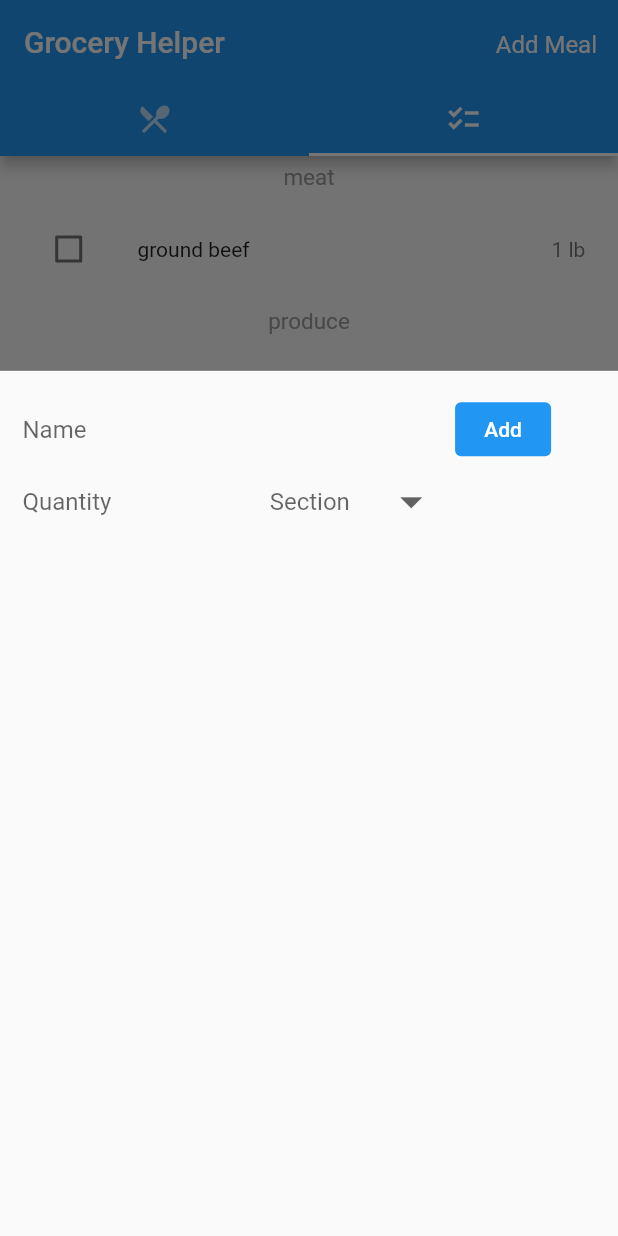
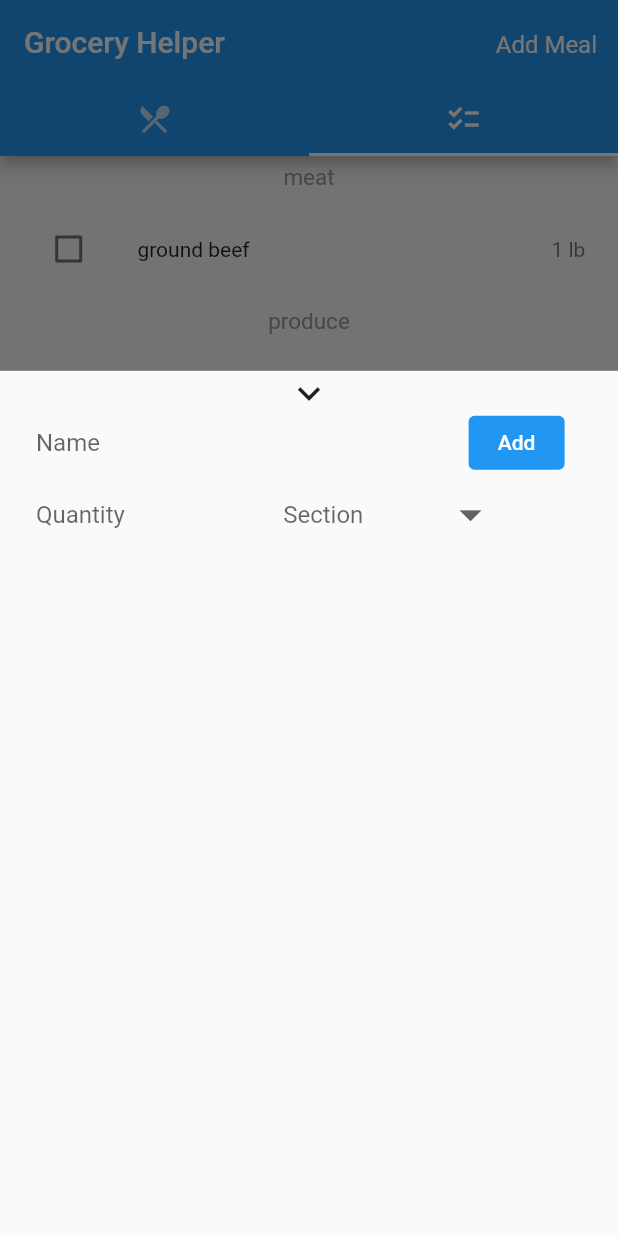
Before and after one commit to Bkohler93/Grocery_Helper, a Flutter app: the screen it shows after launch, tab 2 chosen, after a tap on the "add" icon, on a phone screen of 412 x 824 dp. Run offline on Flutter 3.47's test engine with Material 2 defaults, Android fonts, the phone set to English and light mode, and no system bars; our stand-ins replace bloc, confetti, equatable, flutter_bloc, sqflite; missing offline and left inert: fraction; accounts and stored records are empty.

```diff
--- /dev/null
+++ b/lib/business_logic/notifiers/section_notifier.dart
@@ -0,0 +1,96 @@
+import 'dart:collection';
+
+import 'package:flutter/material.dart';
+import 'package:grocery_helper_app/data/models/section.dart';
+import 'package:grocery_helper_app/data/repositories/section/section_repository.dart';
+
+enum SectionNotifierState {
+  initialized,
+  loading,
+  errorReordering,
+  errorDeleting,
+  addSectionError,
+  editError,
+}
+
+class SectionNotifier extends ChangeNotifier {
+  final SectionRepository _sectionRepository;
+  late final List<Section> _sections;
+  late SectionNotifierState state;
+
+  SectionNotifier({
+    required SectionRepository sectionRepository,
+    required BuildContext context,
+  }) : _sectionRepository = sectionRepository {
+    state = SectionNotifierState.loading;
+    _sections = [];
+    notifyListeners();
+
+    var initFuture = init(context);
+    initFuture.then((voidValue) {
+      state = SectionNotifierState.initialized;
+
+      notifyListeners();
+    });
+  }
+
+  Future<void> init(BuildContext context) async {
+    var loadedSections = await _sectionRepository.getSections();
+
+    _sections.addAll(loadedSections);
+  }
+
+  UnmodifiableListView<Section> get sections => UnmodifiableListView(_sections);
+
+  void updateSectionOrder(int oldIndex, int newIndex) {
+    int tmp = _sections[oldIndex].priority!;
+    _sections[oldIndex].setPriority(_sections[newIndex].priority!);
+    _sections[newIndex].setPriority(tmp);
+
+    _sections.sort((a, b) => a.priority!.compareTo(b.priority!));
+
+    notifyListeners();
+
+    _sectionRepository.reorderSections(_sections).then((voidValue) {}, onError: (error) {
+      state = SectionNotifierState.errorReordering;
+      notifyListeners();
+    });
+  }
+
+  void removeSection(int index) {
+    Section removed = _sections.removeAt(index);
+
+    notifyListeners();
+
+    _sectionRepository.deleteSection(removed).then((voidValue) {}, onError: (error) {
+      state = SectionNotifierState.errorDeleting;
+      notifyListeners();
+    });
+  }
+
+  void addSection(String name) {
+    var newSection = Section(name: name, priority: _sections.last.priority! + 1);
+
+    _sections.add(newSection);
+
+    notifyListeners();
+
+    _sectionRepository.addSection(name).then((id) {
+      if (id == -1) {
+        state = SectionNotifierState.addSectionError;
+        notifyListeners();
+      }
+    });
+  }
+
+  void editSection(String name, int index) {
+    _sections[index].setname(name);
+
+    notifyListeners();
+
+    _sectionRepository.editSection(_sections[index]).then((voidValue) {}, onError: (err) {
+      state = SectionNotifierState.editError;
+      notifyListeners();
+    });
+  }
+}
--- a/lib/data/db_provider.dart
+++ b/lib/data/db_provider.dart
@@ -1,6 +1,7 @@
 import 'package:fraction/fraction.dart';
 import 'package:grocery_helper_app/data/models/grocery_item.dart';
 import 'package:grocery_helper_app/data/models/meal.dart';
+import 'package:grocery_helper_app/data/models/section.dart';
 import 'package:path/path.dart';
 import 'package:sqflite/sqflite.dart' as sql;
 import 'dart:async';
@@ -9,25 +10,35 @@ import 'dart:async';
 class SQLHelper {
   static Future<void> createTables(sql.Database db) async {
     await db.execute("""CREATE TABLE sections(
-      id INTEGER PRIMARY KEY AUTOINCREMENT NOT NULL,
-      priority INTEGER AUTOINCREMENT NOT NULL,
+      priority INTEGER,
       name TEXT NOT NULL UNIQUE
     )""");
+    await db.execute("""
+    CREATE TRIGGER auto_increment_trigger
+    AFTER INSERT ON sections
+    WHEN new.priority IS NULL
+    BEGIN
+        UPDATE sections
+        SET priority = (SELECT IFNULL(MAX(priority), 0) + 1 FROM sections)
+        WHERE rowid = new.rowid;
+    END;
+    fdsafdsfsda
+    """);
     await db.execute("""CREATE TABLE meals(
-      id INTEGER PRIMARY KEY AUTOINCREMENT NOT NULL,
+      id INTEGER PRIMARY KEY  NOT NULL,
       name TEXT NOT NULL UNIQUE,
       checked INTEGER NOT NULL
       )
       """);
     await db.execute("""CREATE TABLE ingredients(
-        id INTEGER PRIMARY KEY AUTOINCREMENT NOT NULL,
+        id INTEGER PRIMARY KEY  NOT NULL,
         name TEXT NOT NULL UNIQUE,
         category TEXT
       )
       """);
     await db.execute("""
       CREATE TABLE meal_ingredients(
-        id INTEGER PRIMARY KEY AUTOINCREMENT NOT NULL,
+        id INTEGER PRIMARY KEY  NOT NULL,
         meal_id INTEGER NOT NULL,
         ingredient_id INTEGER NOT NULL,
         qty TEXT,
@@ -39,7 +50,7 @@ class SQLHelper {
       )""");
     await db.execute("""
       CREATE TABLE shopping_list(
-        id INTEGER PRIMARY KEY AUTOINCREMENT NOT NULL,
+        id INTEGER PRIMARY KEY  NOT NULL,
         name TEXT NOT NULL,
         category TEXT NOT NULL,
         checked INTEGER NOT NULL,
@@ -51,7 +62,7 @@ class SQLHelper {
 
   static Future<void> fillTables(sql.Database db) async {
     await db.execute("""
-      INSERT INTO sections(name) VALUES ("")
+      INSERT INTO sections(name) VALUES ("produce"), ("personal"), ("snacks"), ("candy"),("condiments"), ("canned"), ("grains"), ("pasta"), ("asian"), ("seasoning"), ("baking"), ("breakfast"), ("bulk"), ("deli"), ("meat"), ("beer"), ("dairy"), ("cold beverages"), ("frozen"), ("household"), ("mexican"), ("chips"), ("soda"), ("bakery"), ("wine"), ("bread"), ("other")
     """);
     await db.execute("""
       INSERT INTO meals(name, checked)
@@ -86,7 +97,7 @@ class SQLHelper {
 
   //retrieve database
   static Future<sql.Database> db() async {
-    //!sql.databaseFactory.deleteDatabase(join(await sql.getDatabasesPath(), 'grocery.db'));
+    //sql.databaseFactory.deleteDatabase(join(await sql.getDatabasesPath(), 'grocery.db'));
     return sql.openDatabase(join(await sql.getDatabasesPath(), 'grocery.db'), version: 1,
         onCreate: (sql.Database database, int version) async {
       await createTables(database);
@@ -347,4 +358,43 @@ class SQLHelper {
 
     await insertMeal(meal.name, items);
   }
+
+  static Future<int> insertSection(String name) async {
+    final db = await SQLHelper.db();
+
+    Section section = Section(name: name);
+
+    return await db.insert('sections', section.toMap(),
+        conflictAlgorithm: sql.ConflictAlgorithm.abort);
+  }
+
+  static Future<void> reorderSections(List<Section> sections) async {
+    final db = await SQLHelper.db();
+
+    var batch = db.batch();
+    for (var section in sections) {
+      await db.update('sections', section.toMap(), where: 'rowid = ?', whereArgs: [section.id]);
+    }
+    await batch.commit(noResult: true);
+  }
+
+  static Future<List<Section>> getSections() async {
+    final db = await SQLHelper.db();
+
+    var data =
+        await db.query('sections', columns: ['rowid', 'name', 'priority'], orderBy: 'priority');
+    return [for (var datum in data) Section.fromMap(datum)];
+  }
+
+  static Future<void> deleteSection(Section section) async {
+    final db = await SQLHelper.db();
+
+    await db.delete('sections', where: 'rowid = ?', whereArgs: [section.id]);
+  }
+
+  static Future<void> updateSection(Section section) async {
+    final db = await SQLHelper.db();
+
+    await db.update('sections', section.toMap(), where: 'rowid = ?', whereArgs: [section.id]);
+  }
 }
--- a/lib/data/models/section.dart
+++ b/lib/data/models/section.dart
@@ -1,17 +1,25 @@
 class Section {
-  final String name;
-  final int? priority;
+  String name;
+  int? priority;
   final int? id;
 
   static final columns = ["id", "name"];
 
   Section({required this.name, this.id, this.priority});
 
+  setPriority(int _priority) {
+    priority = _priority;
+  }
+
+  setname(String _name) {
+    name = _name;
+  }
+
   Map<String, dynamic> toMap() {
     Map<String, dynamic> map = {"name": name};
 
     if (id != null) {
-      map["id"] = id;
+      map["rowid"] = id;
     }
 
     if (priority != null) {
@@ -22,6 +30,6 @@ class Section {
   }
 
   static fromMap(Map map) {
-    return Section(name: map["name"], id: map["id"], priority: map['priority']);
+    return Section(name: map["name"], id: map["rowid"], priority: map['priority']);
   }
 }
--- a/lib/presentation/widgets/add_ingredient_modal.dart
+++ b/lib/presentation/widgets/add_ingredient_modal.dart
@@ -50,19 +50,13 @@ class _AddIngredientModalState extends State<AddIngredientModal> {
 
   @override
   Widget build(BuildContext context) {
-    return Center(
+    return Stack(alignment: Alignment.center, children: <Widget>[
+      Center(
         child: Padding(
-        padding: const EdgeInsets.all(15.0),
-        child: Row(crossAxisAlignment: CrossAxisAlignment.start, children: [
-          Column(crossAxisAlignment: CrossAxisAlignment.start, children: [
+          padding: const EdgeInsets.all(24.0),
+          child: Column(children: [
+            Row(children: [
               const IngredientNameField(),
-            Row(
-              children: const [
-                IngredientQtyField(),
-                CategoryDropdown(),
-              ],
-            ),
-          ]),
               TextButton(
                   style: ButtonStyle(
                     foregroundColor: MaterialStateProperty.all<Color>(Colors.white),
@@ -74,9 +68,23 @@ class _AddIngredientModalState extends State<AddIngredientModal> {
                     ingredientQtyController.clear();
                     ingredientNameFocusNode.requestFocus();
                   },
-              child: const Text('Add'))
+                  child: const Text('Add')),
+            ]),
+            Row(
+              children: const [
+                IngredientQtyField(),
+                CategoryDropdownWidget(),
+              ],
+            ),
           ]),
         ),
-    );
+      ),
+      const Positioned(
+          child: Icon(
+            Icons.keyboard_arrow_down_outlined,
+            size: 30,
+          ),
+          top: 0)
+    ]);
   }
 }
--- a/lib/presentation/widgets/ingredient_category_dropdown.dart
+++ b/lib/presentation/widgets/ingredient_category_dropdown.dart
@@ -2,6 +2,22 @@ import 'package:flutter/material.dart';
 import 'package:flutter_bloc/flutter_bloc.dart';
 import 'package:grocery_helper_app/business_logic/blocs/add_meal_bloc/add_meal_bloc.dart';
 import 'package:grocery_helper_app/business_logic/cubits/ingredient_cubit/add_ingredient_cubit.dart';
+import 'package:grocery_helper_app/business_logic/notifiers/section_notifier.dart';
+import 'package:grocery_helper_app/data/models/section.dart';
+import 'package:grocery_helper_app/data/repositories/section/section_repository.dart';
+import 'package:provider/provider.dart';
+
+class CategoryDropdownWidget extends StatelessWidget {
+  const CategoryDropdownWidget({Key? key}) : super(key: key);
+
+  @override
+  Widget build(BuildContext context) {
+    return ChangeNotifierProvider(
+        create: (context) =>
+            SectionNotifier(context: context, sectionRepository: SectionRepository()),
+        child: const CategoryDropdown());
+  }
+}
 
 class CategoryDropdown extends StatefulWidget {
   const CategoryDropdown({Key? key}) : super(key: key);
@@ -29,7 +45,9 @@ class _CategoryDropdownState extends State<CategoryDropdown> {
           ));
         }
       },
-      child: DropdownButton<String>(
+      child: Consumer<SectionNotifier>(
+        builder: (context, sections, child) {
+          return DropdownButton<String>(
             value: dropdownValue,
             hint: const Text("Section"),
             iconSize: 35,
@@ -44,27 +62,14 @@ class _CategoryDropdownState extends State<CategoryDropdown> {
                 dropdownValue = newValue;
               });
             },
-        items: <String>[
-          'Produce',
-          'Meat',
-          'Deli',
-          'Dairy',
-          'Bread',
-          'Bulk',
-          'Asian',
-          'Mexican',
-          'Canned',
-          'Personal',
-          'Baking',
-          'Frozen',
-          'Household',
-          'Other'
-        ].map<DropdownMenuItem<String>>((String value) {
+            items: sections.sections.map<DropdownMenuItem<String>>((Section value) {
               return DropdownMenuItem<String>(
-            value: value,
-            child: Text(value),
+                value: value.name,
+                child: Text(value.name),
               );
             }).toList(),
+          );
+        },
       ),
     );
   }
```
Also changed, not shown: lib/data/repositories/section/section_repository.dart (+20 -54 lines), lib/presentation/screens/add_meal.dart (+17 -12 lines), lib/presentation/screens/edit_meal.dart (+20 -15 lines), 1 other file. Lines whose indentation alone changed are shown as unchanged.
